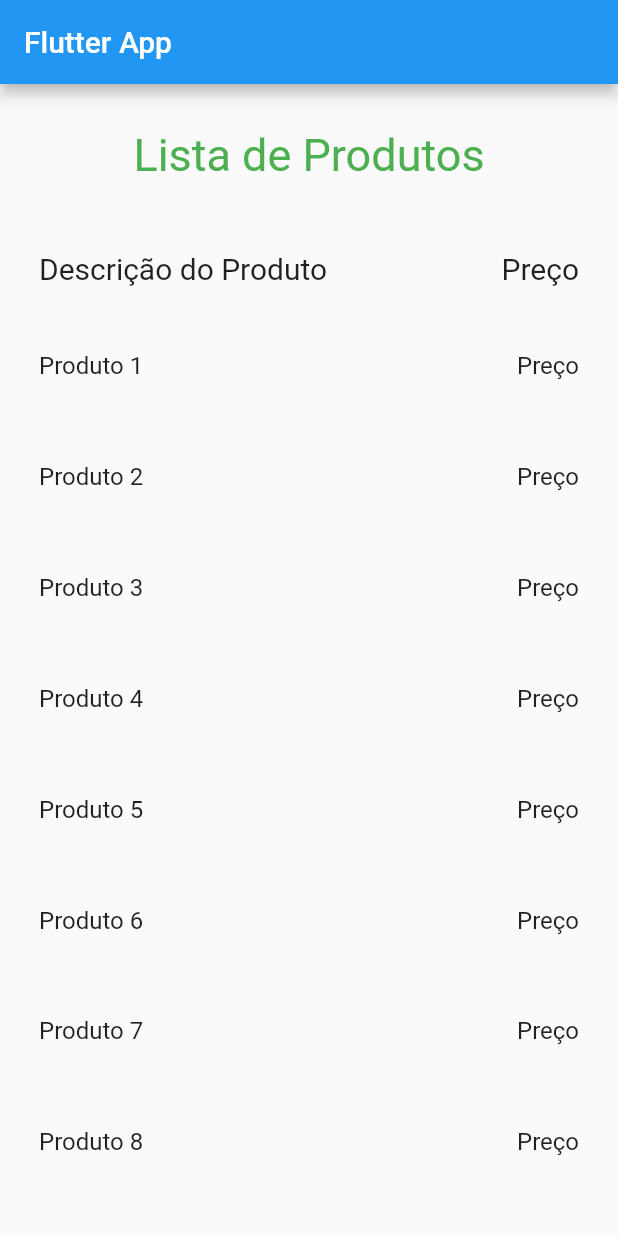
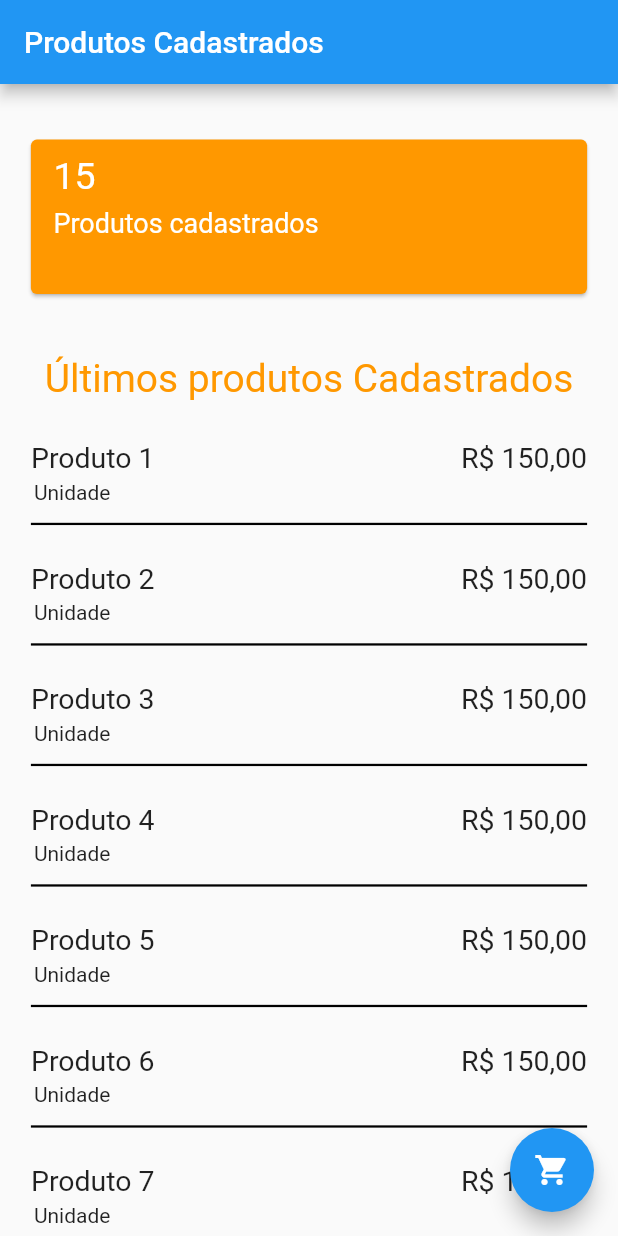
Before and after one commit to ThiagoBertoldi/alliance, a Flutter app: the PaginaProdutos screen opened directly, on a phone screen of 412 x 824 dp. Run offline on Flutter 3.47's test engine with Material 2 defaults, Android fonts, the phone set to English and light mode, and no system bars; our stand-ins replace cloud_firestore, firebase_analytics, firebase_auth, firebase_core; accounts and stored records are empty.

Commit message:
Pagina de Produtos

```diff
--- a/lib/paginas/paginaProdutos.dart
+++ b/lib/paginas/paginaProdutos.dart
@@ -14,9 +14,9 @@ class MyApp extends StatelessWidget {
     return MaterialApp(
       title: 'FlutterApp',
       theme: ThemeData(
-        primarySwatch: Colors.green,
+        primarySwatch: Colors.orange,
       ),
-      home: PaginaProdutos(title: 'Flutter App'),
+      home: PaginaProdutos(title: 'Produtos Cadastrados'),
     );
   }
 }
@@ -35,54 +35,117 @@ class _MyHomePageState extends State<PaginaProdutos> {
   Widget build(BuildContext context) {
     return Scaffold(
       appBar: AppBar(
-        title: Text(widget.title),
+        title: Text(widget.title, style: TextStyle(color: Colors.white)),
       ),
-      body: Container(
-        padding: EdgeInsets.only(right: 10, left: 10),
-        child: ListView(
-          children: <Widget>[
+      body: ListView(children: [
+        Center(
+          child: Column(
+            children: [
               Container(
-              padding: const EdgeInsets.only(top: 30, bottom: 30),
-              child: Center(
-                child: Text("Lista de Produtos",
-                    style: TextStyle(fontSize: 30, color: Colors.green)),
+                width: MediaQuery.of(context).size.width * 0.9,
+                height: MediaQuery.of(context).size.height * 0.15,
+                margin: EdgeInsets.only(
+                    top: MediaQuery.of(context).size.width * 0.04),
+                child: Card(
+                  margin: EdgeInsets.only(
+                      top: MediaQuery.of(context).size.width * 0.05),
+                  color: Colors.orange,
+                  child: Column(
+                    crossAxisAlignment: CrossAxisAlignment.start,
+                    children: [
+                      Container(
+                        padding: new EdgeInsets.only(top: 10, left: 15),
+                        height: 40,
+                        child: Text("15",
+                            style:
+                                TextStyle(fontSize: 25, color: Colors.white)),
+                      ),
+                      Container(
+                        padding: new EdgeInsets.only(top: 5, left: 15),
+                        height: 40,
+                        child: Text("Produtos cadastrados",
+                            style:
+                                TextStyle(fontSize: 18, color: Colors.white)),
+                      ),
+                    ],
+                  ),
                 ),
               ),
               Container(
-              child: ListTile(
-                  title: new Row(children: <Widget>[
-                new Expanded(
-                    flex: 2,
+                  margin: EdgeInsets.only(
+                      top: MediaQuery.of(context).size.width * 0.1),
+                  child: Text("Últimos produtos Cadastrados",
+                      style: TextStyle(fontSize: 26, color: Colors.orange))),
+              Container(
+                margin: EdgeInsets.only(
+                    top: MediaQuery.of(context).size.width * 0.05),
+                child: Column(
+                  children: [
+                    for (int i = 1; i <= 10; i++)
+                      new GestureDetector(
+                        onTap: () {
+                          print("Clicou");
+                        },
                         child: Container(
-                        alignment: Alignment.centerLeft,
-                        height: MediaQuery.of(context).size.height * 0.05,
-                        child: new Text("Descrição do Produto",
-                            style: TextStyle(fontSize: 20)))),
-                new Expanded(
+                          width: MediaQuery.of(context).size.width * 0.9,
+                          height: MediaQuery.of(context).size.height * 0.09,
+                          margin: EdgeInsets.only(
+                              top: MediaQuery.of(context).size.width * 0.015),
                           child: Container(
-                        alignment: Alignment.centerRight,
-                        height: MediaQuery.of(context).size.height * 0.05,
-                        child:
-                            new Text("Preço", style: TextStyle(fontSize: 20)))),
-              ])),
+                            child: Column(
+                              crossAxisAlignment: CrossAxisAlignment.start,
+                              children: [
+                                Row(
+                                  mainAxisAlignment:
+                                      MainAxisAlignment.spaceBetween,
+                                  children: [
+                                    Container(
+                                      child: Text("Produto $i",
+                                          style: TextStyle(
+                                            fontSize: 19,
+                                          )),
                                     ),
-            for (int i = 1; i <= 50; i++)
-              ListTile(
-                  title: new Row(children: <Widget>[
-                new Expanded(
-                    flex: 2,
-                    child: Container(
-                        alignment: Alignment.centerLeft,
-                        height: MediaQuery.of(context).size.height * 0.08,
-                        child: new Text("Produto $i"))),
-                new Expanded(
-                    child: Container(
-                        alignment: Alignment.centerRight,
-                        height: MediaQuery.of(context).size.height * 0.08,
-                        child: new Text("Preço"))),
-              ])),
+                                    Container(
+                                      child: Text(
+                                        "R\$ 150,00",
+                                        style: TextStyle(
+                                          fontSize: 19,
+                                        ),
+                                      ),
+                                    ),
                                   ],
                                 ),
+                                Container(
+                                  margin: EdgeInsets.only(
+                                      top: MediaQuery.of(context).size.width *
+                                          0.01,
+                                      left: 2),
+                                  child: Text("Unidade"),
+                                ),
+                                Container(
+                                  margin: EdgeInsets.only(
+                                      top: MediaQuery.of(context).size.width *
+                                          0.03),
+                                  width:
+                                      MediaQuery.of(context).size.width * 0.9,
+                                  height: 1.5,
+                                  color: Colors.black,
+                                ),
+                              ],
+                            ),
+                          ),
+                        ),
+                      ),
+                  ],
+                ),
+              ),
+            ],
+          ),
+        ),
+      ]),
+      floatingActionButton: FloatingActionButton(
+        onPressed: () {},
+        child: const Icon(Icons.shopping_cart, color: Colors.white),
       ),
     );
   }
```
Also changed, not shown: pubspec.yaml (+0 -34 lines), 1 other file. Lines whose indentation alone changed are shown as unchanged.
